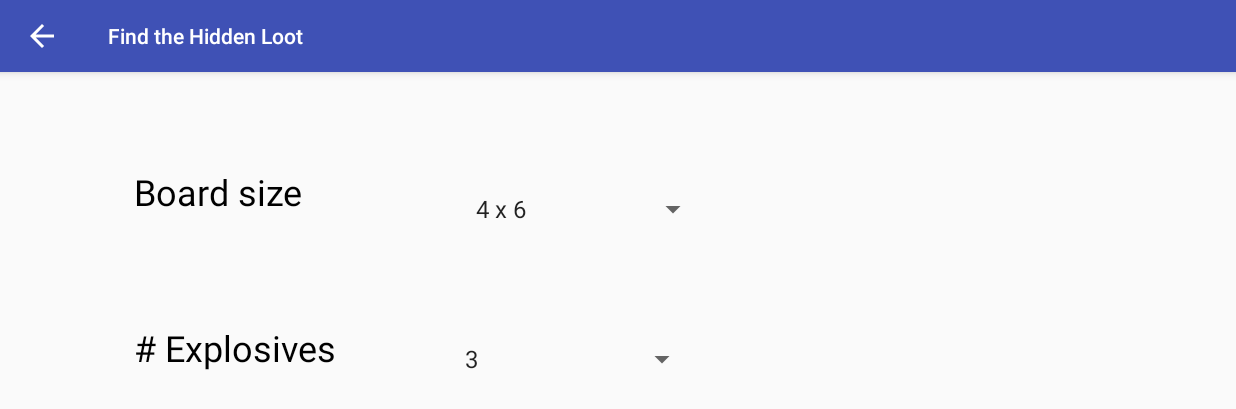
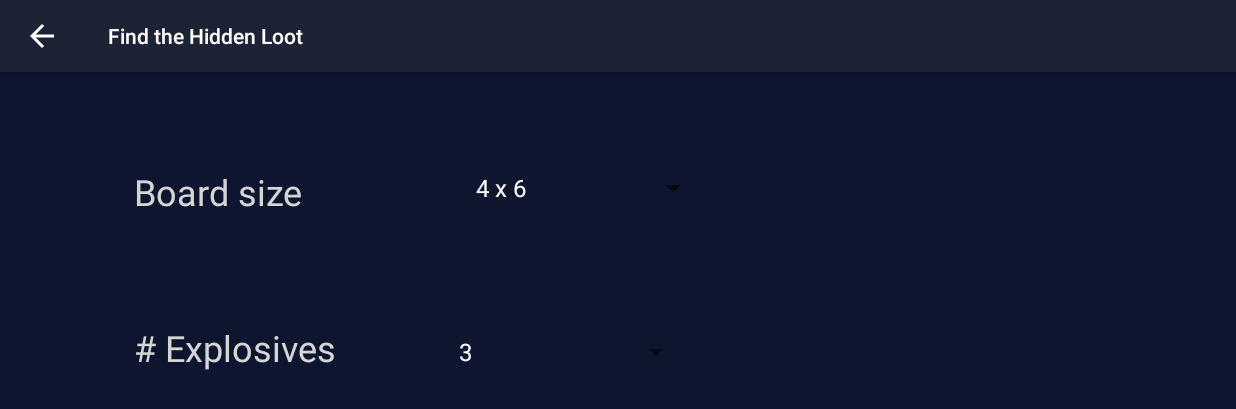
Before and after one commit to xya89/Mineseeker-Android-Game, an Android app: the OptionActivity screen opened directly, with no data from a screen before it, on a phone screen of 824 x 412 dp (held sideways). Shown: the top 409 px of the screen. Run offline under Robolectric (Android 15) with nearby library versions, the phone set to English and light mode, and no system bars.

Commit message:
Configured App color them and image

```diff
--- a/app/src/main/java/cmpt276Asgn3/example/com/OptionActivity.java
+++ b/app/src/main/java/cmpt276Asgn3/example/com/OptionActivity.java
@@ -5,11 +5,13 @@ import androidx.appcompat.app.AppCompatActivity;
 import android.content.Context;
 import android.content.Intent;
 import android.content.SharedPreferences;
+import android.graphics.Color;
 import android.os.Bundle;
 import android.view.View;
 import android.widget.AdapterView;
 import android.widget.ArrayAdapter;
 import android.widget.Spinner;
+import android.widget.TextView;
 import android.widget.Toast;
 
 import Model.Cell;
@@ -34,7 +36,7 @@ public class OptionActivity extends AppCompatActivity implements AdapterView.OnI
 
     }
 
-    // populate spinners
+
     private void numberOfMineSpinner() {
         // Number of mines options - spinner
         //*The following code is quoted from https://developer.android.com/guide/topics/ui/controls/spinner
@@ -68,26 +70,24 @@ public class OptionActivity extends AppCompatActivity implements AdapterView.OnI
     public void onItemSelected(AdapterView<?> parent, View view, int position, long id) {
         // Test code below, rewrite to functionalize this
         Spinner spinner = (Spinner) parent;
+        ((TextView)spinner.getChildAt(0)).setTextColor(Color.WHITE);
+        ((TextView)spinner.getChildAt(0)).setTextSize(16);
+
         if (spinner.getId() == R.id.spinner_boardSize)
         {
             String text = parent.getItemAtPosition(position).toString();
-            Toast.makeText(parent.getContext(), text, Toast.LENGTH_SHORT).show();
-
             saveGameBoardRow(Integer.parseInt(text.replaceAll(" x.*", "")));
             saveGameBoardColumn(Integer.parseInt(text.replaceAll(".*x ", "")));
         }
         else if (spinner.getId() == R.id.spinner_numMines)
         {
             String text = parent.getItemAtPosition(position).toString();
-            Toast.makeText(parent.getContext(), text, Toast.LENGTH_SHORT).show();
-
             saveNumMineSet(Integer.parseInt(text));
 
         }
     }
 
 
-    // Save game board sizes from options
     private void saveGameBoardRow(int numRows) {
         SharedPreferences prefs = this.getSharedPreferences(PREFS, MODE_PRIVATE);
         SharedPreferences.Editor editor = prefs.edit();
@@ -109,7 +109,7 @@ public class OptionActivity extends AppCompatActivity implements AdapterView.OnI
         return prefs.getInt(NUM_CELLS_IN_COLUMN, 2);
     }
 
-    // Save number of mines from options
+
     private void saveNumMineSet(int numMines) {
         SharedPreferences prefs = this.getSharedPreferences(PREFS, MODE_PRIVATE);
         SharedPreferences.Editor editor = prefs.edit();
@@ -129,7 +129,6 @@ public class OptionActivity extends AppCompatActivity implements AdapterView.OnI
     }
 
 
-
     public static Intent makeIntent(Context context) {
         return new Intent(context, OptionActivity.class);
     }
--- a/app/src/main/res/layout/activity_game_board.xml
+++ b/app/src/main/res/layout/activity_game_board.xml
@@ -35,12 +35,12 @@
         android:id="@+id/txtdisplayScan"
         android:layout_width="116dp"
         android:layout_height="17dp"
-        android:layout_marginTop="16dp"
+        android:layout_marginTop="8dp"
         android:layout_marginEnd="28dp"
         android:layout_marginRight="28dp"
         android:text="@string/scans_used"
         app:layout_constraintEnd_toEndOf="parent"
-        app:layout_constraintHorizontal_bias="0.981"
+        app:layout_constraintHorizontal_bias="0.93"
         app:layout_constraintStart_toStartOf="@+id/guideline"
         app:layout_constraintTop_toTopOf="parent" />
 
--- a/app/src/main/res/layout/activity_option.xml
+++ b/app/src/main/res/layout/activity_option.xml
@@ -4,6 +4,7 @@
     xmlns:tools="http://schemas.android.com/tools"
     android:layout_width="match_parent"
     android:layout_height="match_parent"
+    android:background="#0d162e"
     tools:context=".OptionActivity">
 
     <TextView
@@ -11,7 +12,7 @@
         android:layout_width="119dp"
         android:layout_height="42dp"
         android:text="@string/board_size"
-        android:textColor="#000000"
+        android:textColor="#D5D5D5"
         android:textSize="24sp"
         app:layout_constraintBottom_toBottomOf="parent"
         app:layout_constraintEnd_toEndOf="parent"
@@ -26,7 +27,7 @@
         android:layout_height="47dp"
         android:layout_marginTop="32dp"
         android:text="@string/mines"
-        android:textColor="#000000"
+        android:textColor="#D5D5D5"
         android:textSize="24sp"
         app:layout_constraintBottom_toBottomOf="parent"
         app:layout_constraintEnd_toEndOf="@+id/txt_BoardSize"
@@ -48,7 +49,7 @@
         app:layout_constraintHorizontal_bias="0.174"
         app:layout_constraintStart_toEndOf="@+id/txt_BoardSize"
         app:layout_constraintTop_toTopOf="@+id/txt_BoardSize"
-        app:layout_constraintVertical_bias="0.0" />
+        app:layout_constraintVertical_bias="1.0" />
 
     <Spinner
         android:id="@+id/spinner_numMines"
@@ -60,8 +61,9 @@
         android:layout_marginRight="24dp"
         app:layout_constraintBottom_toBottomOf="@+id/txt_NumMines"
         app:layout_constraintEnd_toEndOf="parent"
-        app:layout_constraintHorizontal_bias="0.039"
+        app:layout_constraintHorizontal_bias="0.026"
         app:layout_constraintStart_toEndOf="@+id/txt_NumMines"
-        app:layout_constraintTop_toTopOf="@+id/txt_NumMines" />
+        app:layout_constraintTop_toTopOf="@+id/txt_NumMines"
+        app:layout_constraintVertical_bias="1.0" />
 
 </androidx.constraintlayout.widget.ConstraintLayout>
--- a/app/src/main/res/values/styles.xml
+++ b/app/src/main/res/values/styles.xml
@@ -2,8 +2,8 @@
     <!-- Base application theme. -->
     <style name="AppTheme" parent="Theme.AppCompat.Light.DarkActionBar">
         <!-- Customize your theme here. -->
-        <item name="colorPrimary">#3F51b5</item>
-        <item name="colorPrimaryDark">@color/colorPrimaryDark</item>
+        <item name="colorPrimary">#1C2334</item>
+        <item name="colorPrimaryDark">#1C2340</item>
         <item name="colorAccent">@color/colorAccent</item>
     </style>
 
```
Also changed, not shown: app/src/main/res/drawable/bandit_town_final_2.jpg (added), app/src/main/res/drawable/raid.jpg (added), app/src/main/res/drawable/woodwall_inside.jpg (added), 1 other file.
